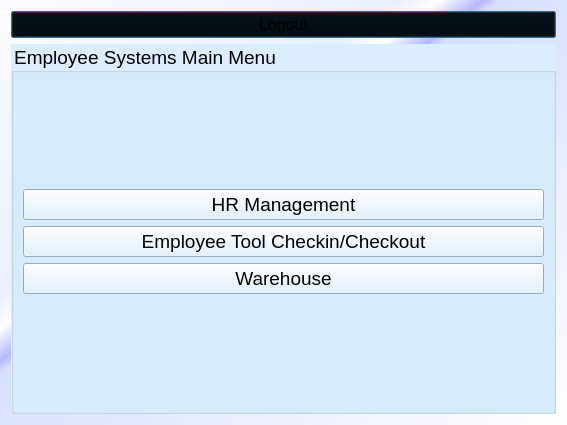
erynjohn/Employee-Database, file Login/employeemainmenu.ui: the form before one commit.
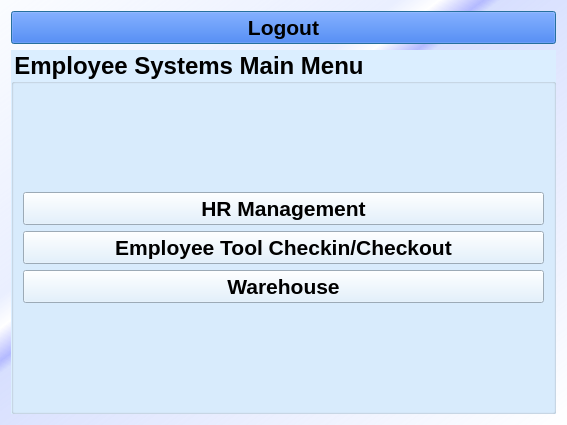
The form after the commit.

The edit to the form file:
```diff
--- a/Login/employeemainmenu.ui
+++ b/Login/employeemainmenu.ui
@@ -555,51 +555,12 @@
          </brush>
         </colorrole>
         <colorrole role="Button">
-         <brush brushstyle="LinearGradientPattern">
-          <gradient startx="0.000000000000000" starty="0.000000000000000" endx="1.000000000000000" endy="1.000000000000000" type="LinearGradient" spread="PadSpread" coordinatemode="ObjectBoundingMode">
-           <gradientstop position="0.000000000000000">
-            <color alpha="18">
-             <red>188</red>
-             <green>213</green>
-             <blue>255</blue>
-            </color>
-           </gradientstop>
-           <gradientstop position="0.350000000000000">
-            <color alpha="80">
-             <red>188</red>
-             <green>204</green>
-             <blue>255</blue>
-            </color>
-           </gradientstop>
-           <gradientstop position="0.386364000000000">
-            <color alpha="0">
-             <red>162</red>
-             <green>184</green>
-             <blue>255</blue>
-            </color>
-           </gradientstop>
-           <gradientstop position="0.425000000000000">
-            <color alpha="156">
-             <red>132</red>
-             <green>141</green>
-             <blue>255</blue>
-            </color>
-           </gradientstop>
-           <gradientstop position="0.440000000000000">
-            <color alpha="80">
-             <red>128</red>
-             <green>153</green>
-             <blue>252</blue>
-            </color>
-           </gradientstop>
-           <gradientstop position="1.000000000000000">
-            <color alpha="0">
-             <red>255</red>
-             <green>255</green>
-             <blue>255</blue>
-            </color>
-           </gradientstop>
-          </gradient>
+         <brush brushstyle="SolidPattern">
+          <color alpha="255">
+           <red>0</red>
+           <green>85</green>
+           <blue>255</blue>
+          </color>
          </brush>
         </colorrole>
         <colorrole role="Text">
@@ -728,51 +689,12 @@
          </brush>
         </colorrole>
         <colorrole role="Button">
-         <brush brushstyle="LinearGradientPattern">
-          <gradient startx="0.000000000000000" starty="0.000000000000000" endx="1.000000000000000" endy="1.000000000000000" type="LinearGradient" spread="PadSpread" coordinatemode="ObjectBoundingMode">
-           <gradientstop position="0.000000000000000">
-            <color alpha="18">
-             <red>188</red>
-             <green>213</green>
-             <blue>255</blue>
-            </color>
-           </gradientstop>
-           <gradientstop position="0.350000000000000">
-            <color alpha="80">
-             <red>188</red>
-             <green>204</green>
-             <blue>255</blue>
-            </color>
-           </gradientstop>
-           <gradientstop position="0.386364000000000">
-            <color alpha="0">
-             <red>162</red>
-             <green>184</green>
-             <blue>255</blue>
-            </color>
-           </gradientstop>
-           <gradientstop position="0.425000000000000">
-            <color alpha="156">
-             <red>132</red>
-             <green>141</green>
-             <blue>255</blue>
-            </color>
-           </gradientstop>
-           <gradientstop position="0.440000000000000">
-            <color alpha="80">
-             <red>128</red>
-             <green>153</green>
-             <blue>252</blue>
-            </color>
-           </gradientstop>
-           <gradientstop position="1.000000000000000">
-            <color alpha="0">
-             <red>255</red>
-             <green>255</green>
-             <blue>255</blue>
-            </color>
-           </gradientstop>
-          </gradient>
+         <brush brushstyle="SolidPattern">
+          <color alpha="255">
+           <red>0</red>
+           <green>85</green>
+           <blue>255</blue>
+          </color>
          </brush>
         </colorrole>
         <colorrole role="Text">
@@ -901,51 +823,12 @@
          </brush>
         </colorrole>
         <colorrole role="Button">
-         <brush brushstyle="LinearGradientPattern">
-          <gradient startx="0.000000000000000" starty="0.000000000000000" endx="1.000000000000000" endy="1.000000000000000" type="LinearGradient" spread="PadSpread" coordinatemode="ObjectBoundingMode">
-           <gradientstop position="0.000000000000000">
-            <color alpha="18">
-             <red>188</red>
-             <green>213</green>
-             <blue>255</blue>
-            </color>
-           </gradientstop>
-           <gradientstop position="0.350000000000000">
-            <color alpha="80">
-             <red>188</red>
-             <green>204</green>
-             <blue>255</blue>
-            </color>
-           </gradientstop>
-           <gradientstop position="0.386364000000000">
-            <color alpha="0">
-             <red>162</red>
-             <green>184</green>
-             <blue>255</blue>
-            </color>
-           </gradientstop>
-           <gradientstop position="0.425000000000000">
-            <color alpha="156">
-             <red>132</red>
-             <green>141</green>
-             <blue>255</blue>
-            </color>
-           </gradientstop>
-           <gradientstop position="0.440000000000000">
-            <color alpha="80">
-             <red>128</red>
-             <green>153</green>
-             <blue>252</blue>
-            </color>
-           </gradientstop>
-           <gradientstop position="1.000000000000000">
-            <color alpha="0">
-             <red>255</red>
-             <green>255</green>
-             <blue>255</blue>
-            </color>
-           </gradientstop>
-          </gradient>
+         <brush brushstyle="SolidPattern">
+          <color alpha="255">
+           <red>0</red>
+           <green>85</green>
+           <blue>255</blue>
+          </color>
          </brush>
         </colorrole>
         <colorrole role="Text">
@@ -1068,10 +951,10 @@
      <property name="font">
       <font>
        <family>MS Shell Dlg 2</family>
-       <pointsize>12</pointsize>
-       <weight>50</weight>
+       <pointsize>16</pointsize>
+       <weight>75</weight>
        <italic>false</italic>
-       <bold>false</bold>
+       <bold>true</bold>
       </font>
      </property>
      <property name="styleSheet">
@@ -1502,10 +1385,10 @@
      <property name="font">
       <font>
        <family>MS Shell Dlg 2</family>
-       <pointsize>14</pointsize>
-       <weight>50</weight>
+       <pointsize>18</pointsize>
+       <weight>75</weight>
        <italic>false</italic>
-       <bold>false</bold>
+       <bold>true</bold>
       </font>
      </property>
      <property name="styleSheet">
@@ -1640,10 +1523,10 @@
           <property name="font">
            <font>
             <family>MS Shell Dlg 2</family>
-            <pointsize>14</pointsize>
-            <weight>50</weight>
+            <pointsize>16</pointsize>
+            <weight>75</weight>
             <italic>false</italic>
-            <bold>false</bold>
+            <bold>true</bold>
            </font>
           </property>
           <property name="styleSheet">
@@ -1777,10 +1660,10 @@
           <property name="font">
            <font>
             <family>MS Shell Dlg 2</family>
-            <pointsize>14</pointsize>
-            <weight>50</weight>
+            <pointsize>16</pointsize>
+            <weight>75</weight>
             <italic>false</italic>
-            <bold>false</bold>
+            <bold>true</bold>
            </font>
           </property>
           <property name="styleSheet">
@@ -1914,10 +1797,10 @@
           <property name="font">
            <font>
             <family>MS Shell Dlg 2</family>
-            <pointsize>14</pointsize>
-            <weight>50</weight>
+            <pointsize>16</pointsize>
+            <weight>75</weight>
             <italic>false</italic>
-            <bold>false</bold>
+            <bold>true</bold>
            </font>
           </property>
           <property name="styleSheet">
```
Left out of the diff: 2 changed lines with no effect on the pictures.
